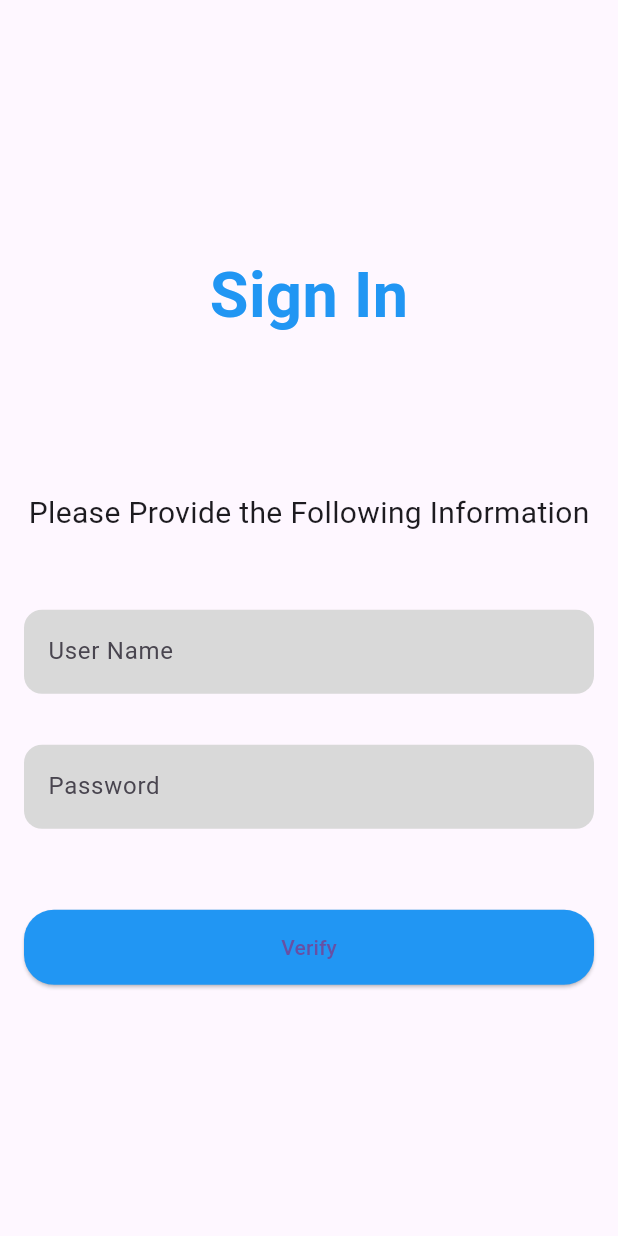
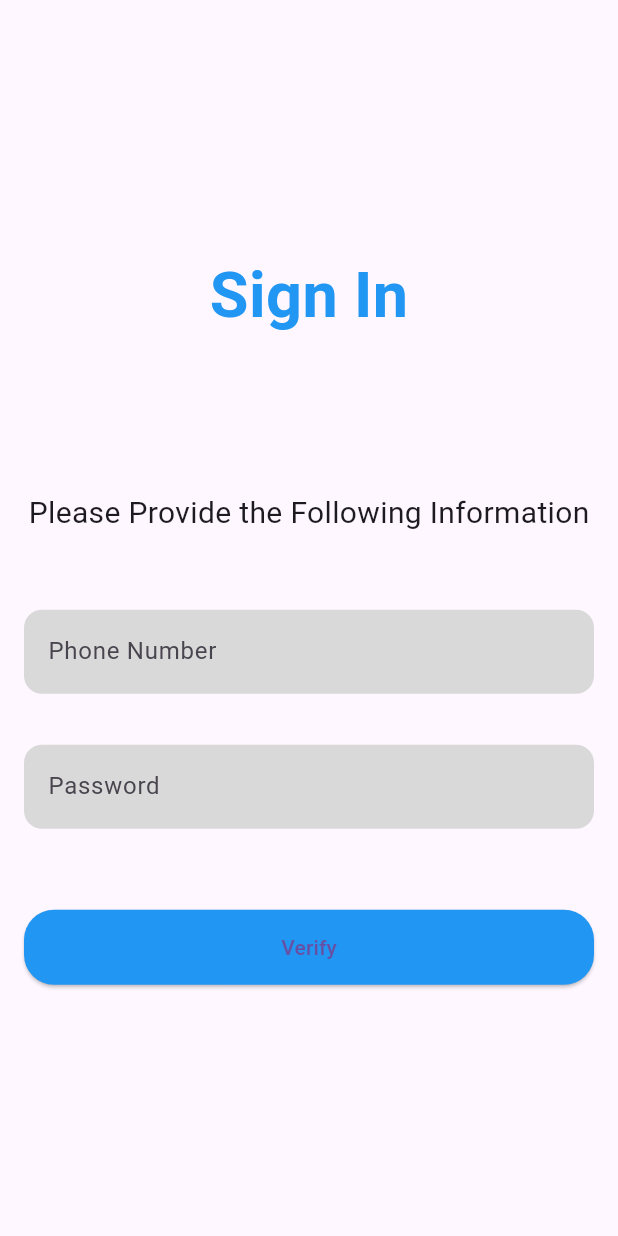
Before and after one commit to Shashi-S-Adhikari/QR-scanner, a Flutter app: the screen it shows after launch, after a tap on the "arrow forward" icon, on a phone screen of 412 x 824 dp. Run offline on Flutter 3.47's test engine with Material 3 defaults, Android fonts, the phone set to English and light mode, and no system bars; our stand-ins replace permission_handler, qr_flutter; missing offline and left inert: mobile_scanner, mongo_dart.

Commit message:
Update sign_in_screen.dart

```diff
--- a/qr_scan_slt/lib/pages/sign_in_screen.dart
+++ b/qr_scan_slt/lib/pages/sign_in_screen.dart
@@ -77,7 +77,7 @@ class _SignInScreenState extends State<SignInScreen> {
               child: TextField(
                 controller: _usernameController,
                 decoration: InputDecoration(
-                  labelText: "User Name",
+                  labelText: "Phone Number",
                   filled: true,
                   fillColor: Color(0xFFD9D9D9),
                   border: OutlineInputBorder(
```
